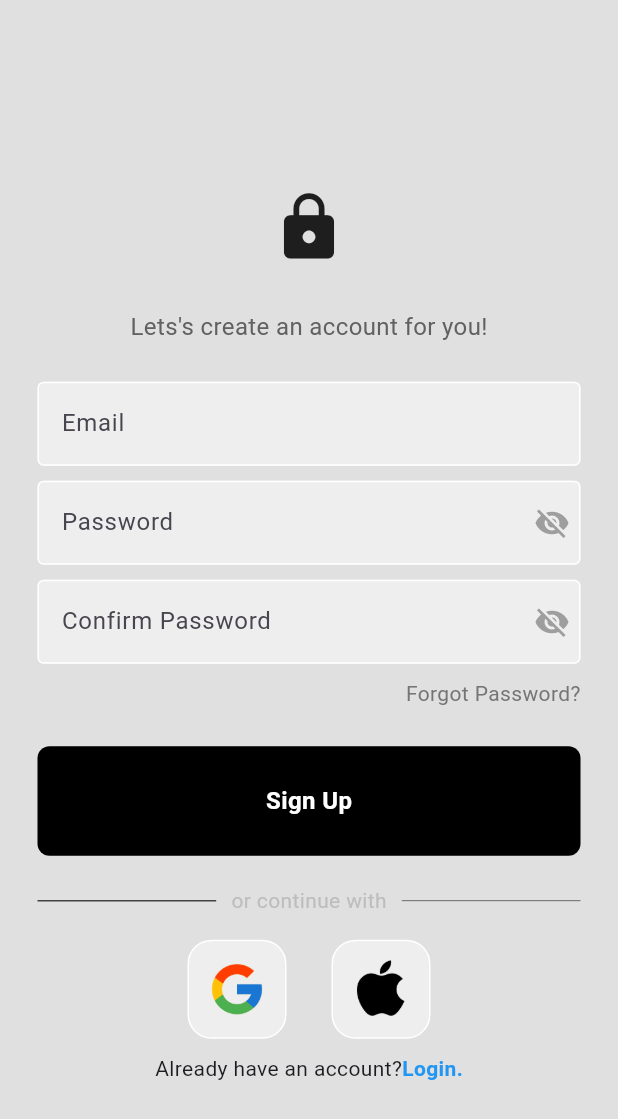
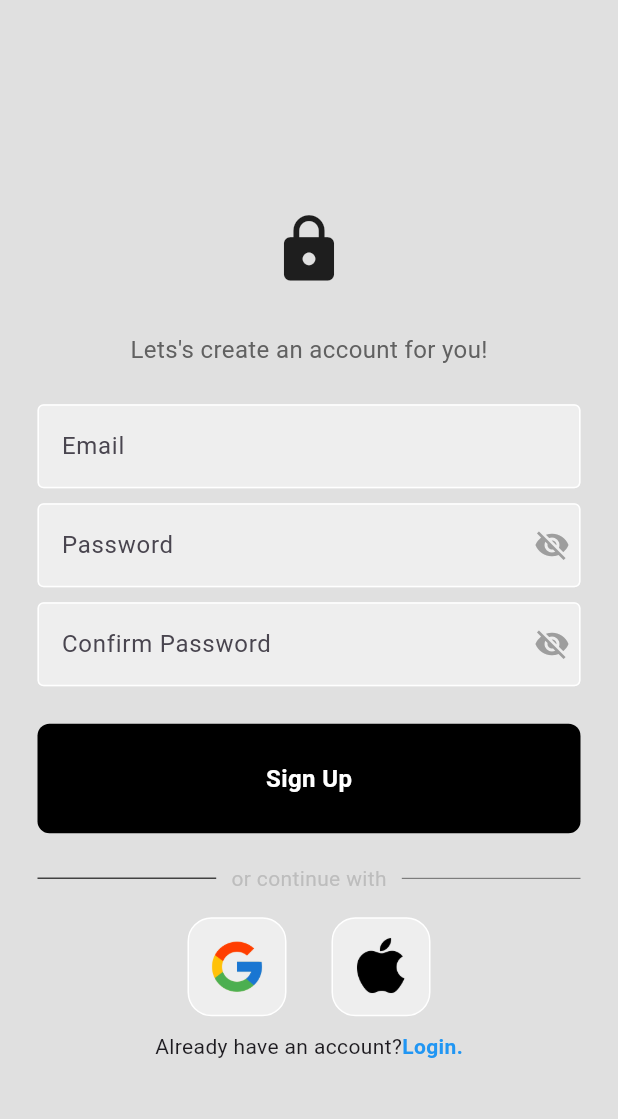
Before and after one commit to SolomonB127/Auth-page, a Flutter app: the SignUpPage screen opened directly with empty values, on a phone screen of 412 x 824 dp. Shown: the top 1119 px of the screen. Run offline on Flutter 3.47's test engine with Material 3 defaults, Android fonts, the phone set to English and light mode, and no system bars; our stand-ins replace firebase_auth, firebase_core; accounts and stored records are empty.

Commit message:
fix: Implemnted Create user Account - Using Firebase, a create user method was implemented which allows users to create account - Implemented a 'Confirm Password' functionality

```diff
--- a/lib/pages/sign_up.dart
+++ b/lib/pages/sign_up.dart
@@ -17,6 +17,9 @@ class _SignUpPageState extends State<SignUpPage> {
   final TextEditingController emailController = TextEditingController();
 
   final TextEditingController passWordController = TextEditingController();
+
+  final TextEditingController confirmPasswordController =
+      TextEditingController();
 
   // showPassword method
   bool isOpen = true;
@@ -38,9 +41,15 @@ class _SignUpPageState extends State<SignUpPage> {
 
     // try creating user
     try {
-      // Sign in
-      await FirebaseAuth.instance.signInWithEmailAndPassword(
-          email: emailController.text, password: passWordController.text);
+      // Sign user up
+      // check if password is confirmed
+      if (passWordController.text == confirmPasswordController.text) {
+        await FirebaseAuth.instance.createUserWithEmailAndPassword(
+            email: emailController.text, password: passWordController.text);
+      } else {
+        // password mismatch
+        showErrorMsg("Password mismatch!");
+      }
       if (mounted) {
         Navigator.pop(context);
       }
@@ -139,7 +148,7 @@ class _SignUpPageState extends State<SignUpPage> {
                       Alignment.centerRight, // Align the icon to the right
                   children: [
                     Textfields(
-                      controller: passWordController,
+                      controller: confirmPasswordController,
                       obscureText: isOpen,
                       labelText: "Confirm Password",
                     ),
@@ -156,22 +165,6 @@ class _SignUpPageState extends State<SignUpPage> {
                       ),
                     ),
                   ],
-                ),
-                const SizedBox(
-                  height: 10,
-                ),
-                // forgot password
-                Padding(
-                  padding: const EdgeInsets.symmetric(horizontal: 25.0),
-                  child: Row(
-                    mainAxisAlignment: MainAxisAlignment.end,
-                    children: [
-                      Text(
-                        "Forgot Password?",
-                        style: TextStyle(color: Colors.grey[600]),
-                      ),
-                    ],
-                  ),
                 ),
 
                 const SizedBox(
```
